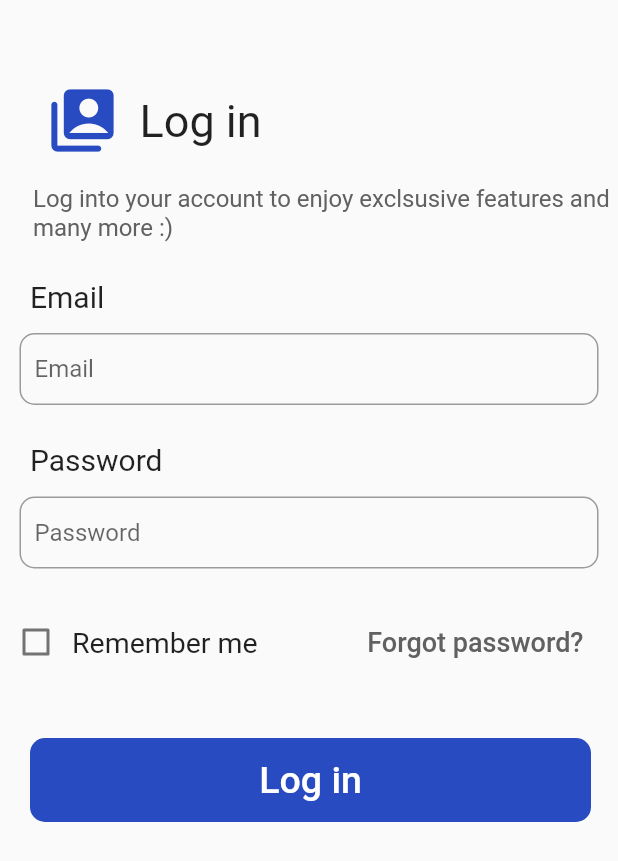
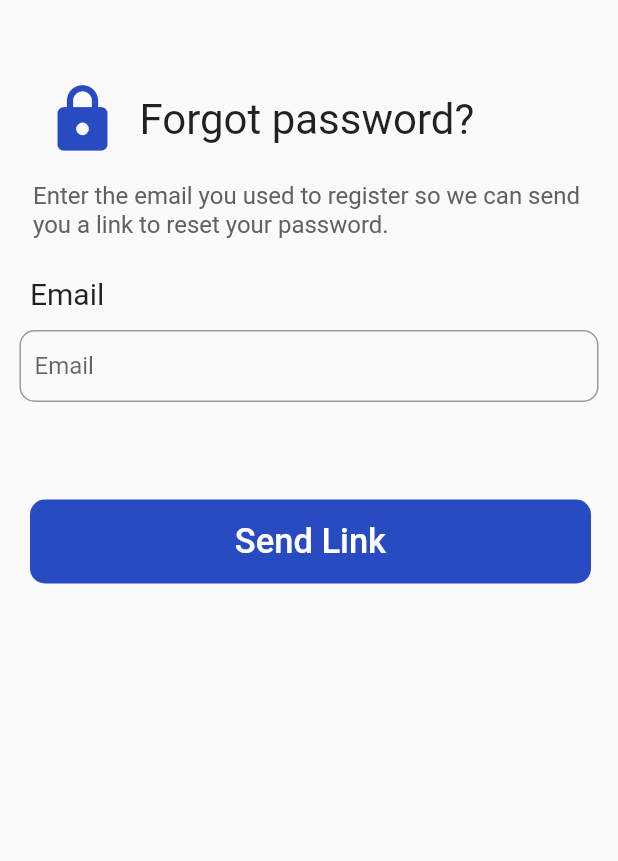
Before and after one commit to anthonyarinze/student_app, a Flutter app: the Login screen opened directly, after a tap on "Forgot password?", on a phone screen of 412 x 824 dp. Shown: the top 861 px of the screen. Run offline on Flutter 3.47's test engine with Material 2 defaults, Android fonts, the phone set to English and light mode, and no system bars; our stand-ins replace firebase_core; accounts and stored records are empty.

Commit message:
Forgot Password UI Progress

```diff
--- a/lib/pages/SignUp.dart
+++ b/lib/pages/SignUp.dart
@@ -29,7 +29,9 @@ class _SignUpState extends State<SignUp> {
 
   @override
   Widget build(BuildContext context) {
-    return Scaffold(
+    return SafeArea(
+      child: Scaffold(
+        resizeToAvoidBottomInset: false,
         body: Column(
           children: [
             //Sign up and icon
@@ -155,6 +157,7 @@ class _SignUpState extends State<SignUp> {
             ),
           ],
         ),
+      ),
     );
   }
 }
--- /dev/null
+++ b/lib/pages/forgot_password.dart
@@ -0,0 +1,103 @@
+import 'package:flutter/material.dart';
+import 'package:student_app/utils/widgets.dart';
+import '../utils/palette.dart';
+
+class ForgotPassword extends StatefulWidget {
+  const ForgotPassword({super.key});
+
+  @override
+  State<ForgotPassword> createState() => _ForgotPasswordState();
+}
+
+class _ForgotPasswordState extends State<ForgotPassword> {
+  TextEditingController emailController = TextEditingController();
+
+  @override
+  Widget build(BuildContext context) {
+    return SafeArea(
+      child: Scaffold(
+        body: Column(
+          children: [
+            //Header Icon & text
+            Padding(
+              padding: const EdgeInsets.fromLTRB(30, 50, 0, 0),
+              child: Row(
+                children: const [
+                  Icon(
+                    Icons.lock_rounded,
+                    color: Palette.kLightButtonColor,
+                    size: 50,
+                  ),
+                  Padding(
+                    padding: EdgeInsets.all(13.0),
+                    child: Text(
+                      "Forgot password?",
+                      style: TextStyle(fontSize: 28),
+                    ),
+                  ),
+                ],
+              ),
+            ),
+
+            //Reset text
+            Padding(
+              padding: const EdgeInsets.fromLTRB(22, 12, 0, 0),
+              child: Text(
+                "Enter the email you used to register so we can send you a link to reset your password.",
+                style: TextStyle(fontSize: 16, color: Colors.grey.shade700),
+              ),
+            ),
+
+            //Email Text
+            const Align(
+              alignment: Alignment.topLeft,
+              child: Padding(
+                padding: EdgeInsets.fromLTRB(20, 25, 0, 0),
+                child: Text(
+                  "Email",
+                  style: TextStyle(fontSize: 20),
+                ),
+              ),
+            ),
+
+            //Email
+            BuildTextFormField(
+              controller: emailController,
+              hintText: 'Email',
+              obscureText: false,
+            ),
+
+            //Reset Link TextButton
+            Padding(
+              padding: const EdgeInsets.fromLTRB(20, 40, 18, 20),
+              child: SizedBox(
+                height: 56,
+                width: MediaQuery.of(context).size.width,
+                child: TextButton(
+                  onPressed: () {},
+                  style: ButtonStyle(
+                    backgroundColor: MaterialStateProperty.all(
+                      Palette.kLightButtonColor,
+                    ),
+                    shape: MaterialStateProperty.all<RoundedRectangleBorder>(
+                      RoundedRectangleBorder(
+                        borderRadius: BorderRadius.circular(10.0),
+                      ),
+                    ),
+                  ),
+                  child: const Text(
+                    'Send Link',
+                    style: TextStyle(
+                      color: Colors.white,
+                      fontSize: 23,
+                    ),
+                  ),
+                ),
+              ),
+            ),
+          ],
+        ),
+      ),
+    );
+  }
+}
--- a/lib/pages/login.dart
+++ b/lib/pages/login.dart
@@ -1,5 +1,6 @@
 import 'package:flutter/material.dart';
-
+import 'package:student_app/pages/forgot_password.dart';
+import 'package:student_app/pages/signup.dart';
 import '../utils/palette.dart';
 import '../utils/widgets.dart';
 
@@ -16,12 +17,14 @@ class _LoginState extends State<Login> {
   bool rememberMe = false;
   @override
   Widget build(BuildContext context) {
-    return Scaffold(
+    return SafeArea(
+      child: Scaffold(
+        resizeToAvoidBottomInset: false,
         body: Column(
           children: [
             //Log in and icon
             Padding(
-            padding: const EdgeInsets.fromLTRB(30, 50, 0, 0),
+              padding: const EdgeInsets.fromLTRB(30, 20, 0, 0),
               child: Row(
                 children: const [
                   Icon(
@@ -79,6 +82,8 @@ class _LoginState extends State<Login> {
                 controller: passwordController,
                 hintText: 'Password',
                 obscureText: true),
+
+            //Remember me & Forgot Password
             Row(
               mainAxisAlignment: MainAxisAlignment.spaceBetween,
               children: [
@@ -100,12 +105,18 @@ class _LoginState extends State<Login> {
                   ),
                 ),
                 Padding(
-                padding: const EdgeInsets.fromLTRB(0, 0, 15, 0),
+                  padding: const EdgeInsets.fromLTRB(0, 0, 8, 0),
                   child: TextButton(
-                  onPressed: () {},
+                    onPressed: () {
+                      Navigator.push(
+                          context,
+                          MaterialPageRoute(
+                              builder: (context) => const ForgotPassword()));
+                    },
                     child: Text(
                       'Forgot password?',
-                    style: TextStyle(fontSize: 18, color: Colors.grey.shade700),
+                      style:
+                          TextStyle(fontSize: 18, color: Colors.grey.shade700),
                     ),
                   ),
                 ),
@@ -113,7 +124,7 @@ class _LoginState extends State<Login> {
             ),
             //Sign up button
             Padding(
-            padding: const EdgeInsets.fromLTRB(20, 40, 18, 0),
+              padding: const EdgeInsets.fromLTRB(20, 40, 18, 20),
               child: SizedBox(
                 height: 56,
                 width: MediaQuery.of(context).size.width,
@@ -136,7 +147,104 @@ class _LoginState extends State<Login> {
                 ),
               ),
             ),
+
+            //Spacer
+            Row(
+              mainAxisAlignment: MainAxisAlignment.center,
+              children: [
+                Padding(
+                  padding: const EdgeInsets.all(8.0),
+                  child: Container(
+                    height: 2.5,
+                    width: MediaQuery.of(context).size.width / 2.5,
+                    decoration: const BoxDecoration(
+                        color: Colors.grey,
+                        borderRadius: BorderRadius.all(Radius.circular(20))),
+                  ),
+                ),
+                const Text('or'),
+                Padding(
+                  padding: const EdgeInsets.all(8.0),
+                  child: Container(
+                    height: 2.5,
+                    width: MediaQuery.of(context).size.width / 2.5,
+                    decoration: const BoxDecoration(
+                        color: Colors.grey,
+                        borderRadius: BorderRadius.all(Radius.circular(20))),
+                  ),
+                ),
               ],
+            ),
+
+            //Google button
+            Padding(
+              padding: const EdgeInsets.fromLTRB(20, 40, 18, 20),
+              child: Container(
+                height: 60,
+                width: MediaQuery.of(context).size.width - 20,
+                decoration: BoxDecoration(
+                  border: Border.all(color: Colors.grey, width: 1.5),
+                  borderRadius: const BorderRadius.all(Radius.circular(10)),
+                ),
+                child: TextButton(
+                  onPressed: () {},
+                  style: TextButton.styleFrom(
+                    backgroundColor: const Color(0xFFfdfdfd),
+                    shape: RoundedRectangleBorder(
+                        borderRadius: BorderRadius.circular(10.0)),
+                  ),
+                  child: Row(
+                    mainAxisAlignment: MainAxisAlignment.center,
+                    children: [
+                      Image.asset('images/google.png'),
+                      const SizedBox(width: 20),
+                      Text(
+                        'Google',
+                        style: TextStyle(
+                            color: Colors.grey.shade700, fontSize: 25),
+                      ),
+                    ],
+                  ),
+                ),
+              ),
+            ),
+
+            //Sign up redirect
+            Padding(
+              padding: const EdgeInsets.fromLTRB(20, 0, 0, 0),
+              child: Row(
+                mainAxisAlignment: MainAxisAlignment.center,
+                children: [
+                  Text(
+                    "New to Smart Study?",
+                    style: TextStyle(
+                      color: Colors.grey.shade700,
+                      fontSize: 16,
+                    ),
+                  ),
+                  TextButton(
+                    onPressed: () {
+                      Navigator.push(
+                        context,
+                        MaterialPageRoute(
+                          builder: (context) => const SignUp(),
+                        ),
+                      );
+                    },
+                    child: const Text(
+                      "Sign Up",
+                      style: TextStyle(
+                        color: Palette.kLightButtonColor,
+                        fontSize: 18,
+                        fontWeight: FontWeight.bold,
+                      ),
+                    ),
+                  ),
+                ],
+              ),
+            ),
+          ],
+        ),
       ),
     );
   }
```
Also changed, not shown: pubspec.yaml (+4 -24 lines), images/google.png (added). Lines whose indentation alone changed are shown as unchanged.
